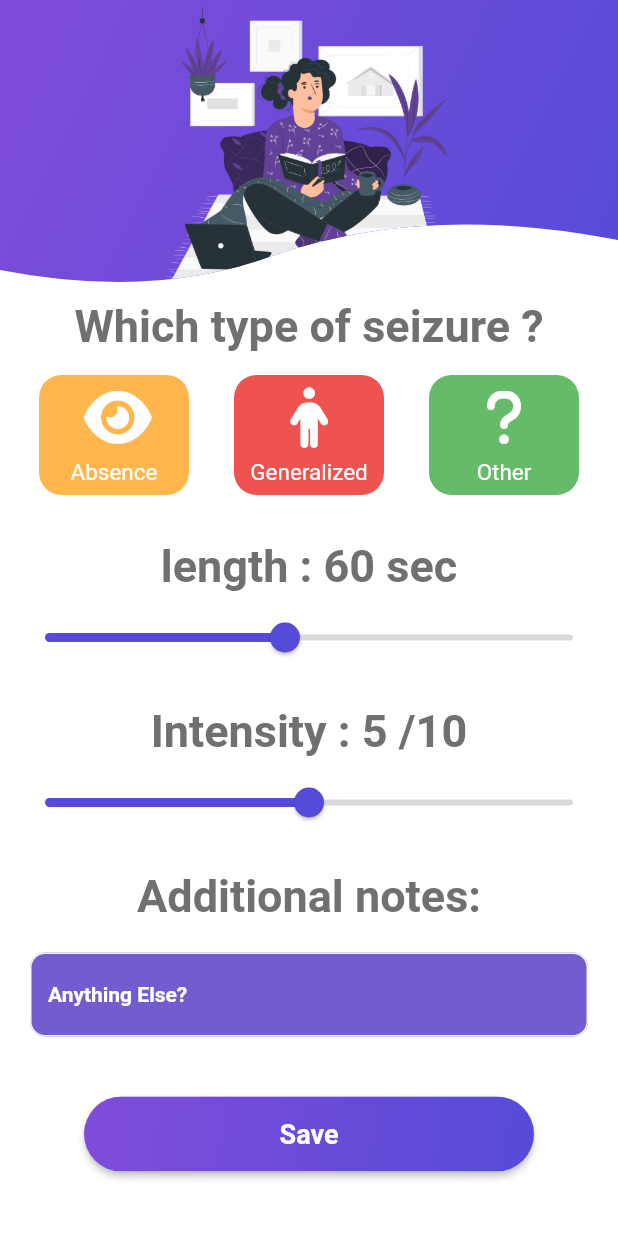
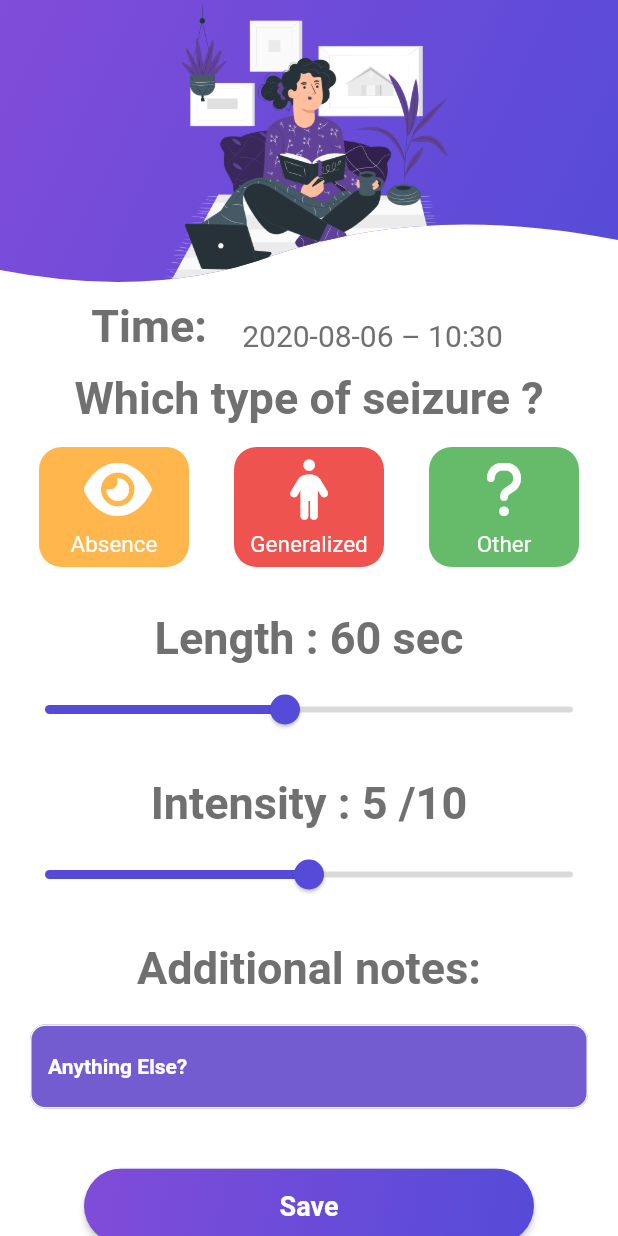
Before and after one commit to Miasaya/track_seizure, a Flutter app: the NewEntryPage screen opened directly, on a phone screen of 412 x 824 dp. Run offline on Flutter 3.47's test engine with Material 2 defaults, Android fonts, the phone set to English and light mode, and no system bars; our stand-ins replace flutter_datetime_picker, flutter_icons, sqflite; accounts and stored records are empty; Roboto replaces fonts that are missing (April, Open).

Commit message:
Added date picker

```diff
--- a/lib/component/constants.dart
+++ b/lib/component/constants.dart
@@ -41,6 +41,12 @@ const TextStyle kInputTextStyle = TextStyle(
   color: Colors.white
 );
 
+const TextStyle kEntryDate= TextStyle(
+  fontSize: 20,
+  fontWeight: FontWeight.normal,
+  fontFamily: 'Open',
+  color: Color(0xFF707070),
+  );
 const Color kBottomGradientColor = Color(0xFF554BD8);
 
 const Color kTopGradientColor = Color(0xFF804CD9);
--- a/lib/screens/new_entry.dart
+++ b/lib/screens/new_entry.dart
@@ -1,10 +1,9 @@
 import 'package:flutter/material.dart';
 import 'package:flutter_icons/flutter_icons.dart';
-import 'package:path/path.dart';
-import 'package:sqflite/sqflite.dart';
+import 'package:flutter_datetime_picker/flutter_datetime_picker.dart';
+import 'package:intl/intl.dart';
+
 import 'package:track_seizure/component/database/db.dart';
-
-
 import 'package:track_seizure/component/seizure_data.dart';
 import 'package:track_seizure/component/header.dart';
 import 'package:track_seizure/component/constants.dart';
@@ -25,6 +24,7 @@ class _NewEntryPageState extends State<NewEntryPage> {
   int length = 60;
   int feel = 5;
   String note = "";
+  String date_time = DateFormat('yyyy-MM-dd – kk:mm').format(DateTime.now());
 
   @override
   Widget build(BuildContext context) {
@@ -34,6 +34,34 @@ class _NewEntryPageState extends State<NewEntryPage> {
           child: Column(
             children: [
               EntryHeader(),
+              Row(
+                mainAxisAlignment: MainAxisAlignment.center,
+                crossAxisAlignment: CrossAxisAlignment.start,
+                children: [
+                  Text(
+                    'Time: ',
+                    style: trackHeaderStyle,
+                  ),
+                  FlatButton(
+                    onPressed: () {
+                      DatePicker.showDateTimePicker(context,
+                        showTitleActions: true,
+                        minTime: DateTime(2018, 3, 5),
+                        maxTime: DateTime.now(),
+                        onConfirm: (date) {
+                          setState(() {
+                            date_time = (DateFormat('yyyy-MM-dd – kk:mm').format(date)).toString();
+                          });
+                          print(date_time);
+                        },
+                        currentTime: DateTime.now(),
+                        locale: LocaleType.en
+                        );
+                      },
+                    child: Text(date_time, style: kEntryDate,),
+                    ),
+                ],
+              ),
               Text(
                 'Which type of seizure ?',
                 style: trackHeaderStyle,
@@ -87,7 +115,7 @@ class _NewEntryPageState extends State<NewEntryPage> {
               ),
               SizedBox(height: 15.0),
               Text(
-                'length : $length sec',
+                'Length : $length sec',
                 style: trackHeaderStyle,
               ),
               SliderTheme(
@@ -155,8 +183,8 @@ class _NewEntryPageState extends State<NewEntryPage> {
               EntryButton(
                 text: 'Save',
                 onPress: () {
+                  print(DateTime.now().toString());
                   Seizure entry = Seizure(date: DateTime.now(),type: selectedType,length: length,feel: feel,note: note);
-                  dbService.createSeize(entry);
                   Navigator.pop(context);
                 },
               ),
```
Also changed, not shown: lib/screens/log_pages.dart (+14 -0 lines), pubspec.yaml (+6 -1 lines), pubspec.lock.
